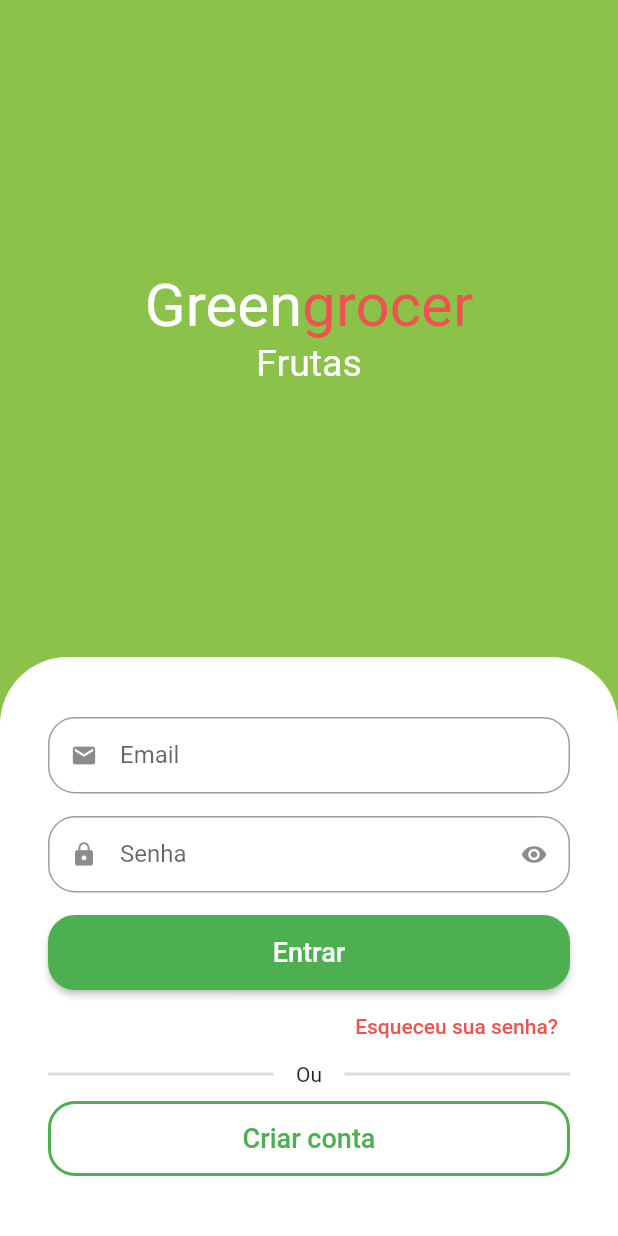
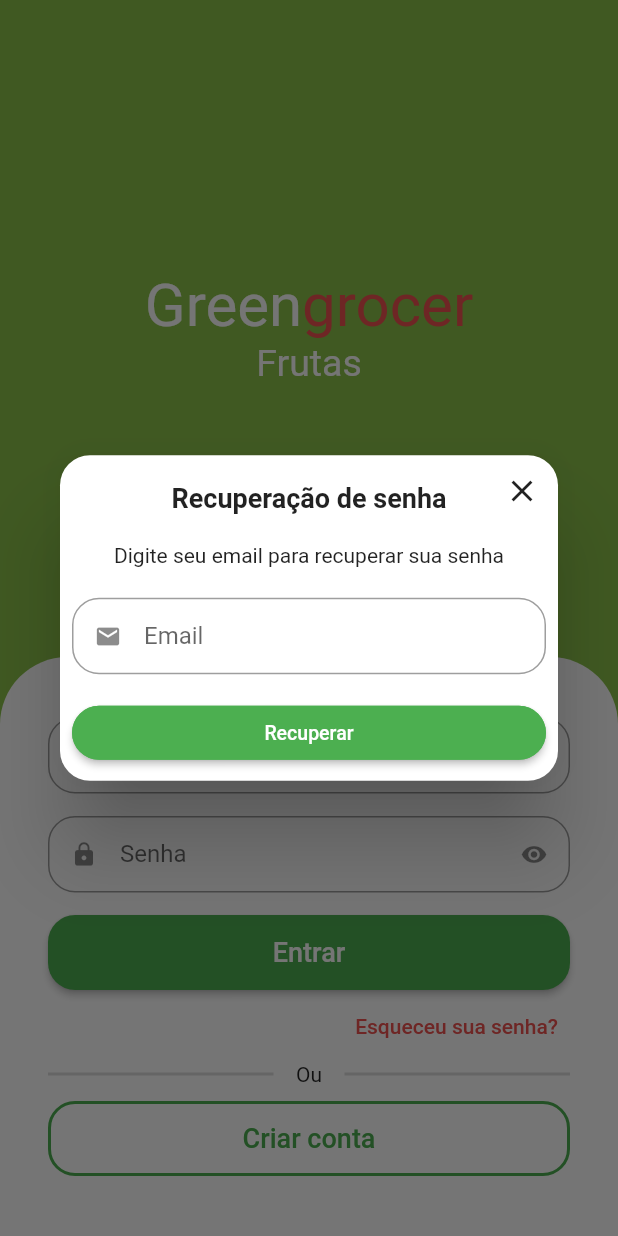
Before and after one commit to BREstrai/quitanda, a Flutter app: the SignInScreen screen opened by its route, after a tap on "Esqueceu sua senha?", on a phone screen of 412 x 824 dp. Run offline on Flutter 3.47's test engine with Material 2 defaults, Android fonts, the phone set to English and light mode, and no system bars; drawn by our look-alikes of animated_text_kit; our stand-ins replace badges, dio, flutter_secure_storage, fluttertoast, freezed_annotation, get and 3 more; missing offline and left inert: add_to_cart_animation; accounts and stored records are empty; network calls fail.

```diff
--- a/lib/src/constants/endpoints.dart
+++ b/lib/src/constants/endpoints.dart
@@ -4,4 +4,6 @@ abstract class Endpoints {
   static const String signin = '$baseUrl/login';
   static const String validateToken = '$baseUrl/validate-token';
   static const String signup = '$baseUrl/signup';
+  static const String forgotPassword = '$baseUrl/reset-password';
+  static const String getAllCategories = '$baseUrl/get-category-list';
 }
--- a/lib/src/pages/auth/repository/auth_errors.dart
+++ b/lib/src/pages/auth/repository/auth_errors.dart
@@ -4,6 +4,12 @@ String authErrorsString(String? code) {
       return 'Email e/ou senha inválidos.';
     case 'Invalid session token':
       return 'Token inválido';
+    case 'INVALID_FULLNAME':
+      return 'Ocorreu um erro ao cadastrar o usuário: Nome inválido.';
+    case 'INVALID_PHONE':
+      return 'Ocorreu um erro ao cadastrar o usuário: Celular  inválido.';
+    case 'INVALID_CPF':
+      return 'Ocorreu um erro ao cadastrar o usuário: CPF inválido.';
     default:
       return 'Um erro indefinido ocorreu.';
   }
--- /dev/null
+++ b/lib/src/pages/auth/view/components/forgot_password_dialog.dart
@@ -0,0 +1,115 @@
+import 'package:flutter/material.dart';
+import 'package:get/get.dart';
+import 'package:quitanda/src/pages/auth/controller/auth_controller.dart';
+import 'package:quitanda/src/pages/common_widgets/custom_text_field.dart';
+import 'package:quitanda/src/services/validators.dart';
+
+class ForgotPasswordDialog extends StatelessWidget {
+  final emailController = TextEditingController();
+
+  final authController = Get.find<AuthController>();
+
+  final _formFieldKey = GlobalKey<FormFieldState>();
+
+  ForgotPasswordDialog({
+    required String email,
+    Key? key,
+  }) : super(key: key) {
+    emailController.text = email;
+  }
+
+  @override
+  Widget build(BuildContext context) {
+    return Dialog(
+      shape: RoundedRectangleBorder(
+        borderRadius: BorderRadius.circular(20),
+      ),
+      child: Stack(
+        alignment: Alignment.center,
+        children: [
+          // Conteúdo
+          Padding(
+            padding: const EdgeInsets.all(8.0),
+            child: Column(
+              crossAxisAlignment: CrossAxisAlignment.stretch,
+              mainAxisSize: MainAxisSize.min,
+              children: [
+                // Titulo
+                const Padding(
+                  padding: EdgeInsets.symmetric(vertical: 10),
+                  child: Text(
+                    'Recuperação de senha',
+                    textAlign: TextAlign.center,
+                    style: TextStyle(
+                      fontWeight: FontWeight.bold,
+                      fontSize: 18,
+                    ),
+                  ),
+                ),
+
+                // Descrição
+                const Padding(
+                  padding: EdgeInsets.only(
+                    top: 10,
+                    bottom: 20,
+                  ),
+                  child: Text(
+                    'Digite seu email para recuperar sua senha',
+                    textAlign: TextAlign.center,
+                    style: TextStyle(),
+                  ),
+                ),
+
+                // Campo de email
+                CustomTextField(
+                  formFieldKey: _formFieldKey,
+                  controller: emailController,
+                  iconData: Icons.email,
+                  label: 'Email',
+                  validator: emailValidator,
+                ),
+
+                // Confirmar
+                ElevatedButton(
+                  style: ElevatedButton.styleFrom(
+                    shape: RoundedRectangleBorder(
+                      borderRadius: BorderRadius.circular(20),
+                    ),
+                    side: const BorderSide(
+                      width: 2,
+                      color: Colors.green,
+                    ),
+                  ),
+                  onPressed: () {
+                    if (_formFieldKey.currentState!.validate()) {
+                      authController.user.password = emailController.text;
+                      Get.back(result: true);
+                    }
+                  },
+                  child: const Text(
+                    'Recuperar',
+                    style: TextStyle(
+                      fontSize: 13,
+                    ),
+                  ),
+                ),
+              ],
+            ),
+          ),
+
+          // Botão para fechar
+          Positioned(
+            top: 0,
+            right: 0,
+            child: IconButton(
+              onPressed: () {
+                Navigator.of(context).pop();
+              },
+              icon: const Icon(Icons.close),
+            ),
+          ),
+        ],
+      ),
+    );
+  }
+}
--- a/lib/src/pages/auth/view/sign_in_screen.dart
+++ b/lib/src/pages/auth/view/sign_in_screen.dart
@@ -2,10 +2,13 @@ import 'package:animated_text_kit/animated_text_kit.dart';
 import 'package:flutter/material.dart';
 import 'package:get/get.dart';
 import 'package:quitanda/src/pages/auth/controller/auth_controller.dart';
+import 'package:quitanda/src/pages/auth/view/components/forgot_password_dialog.dart';
 import 'package:quitanda/src/pages/common_widgets/app_name_widget.dart';
 import 'package:quitanda/src/pages/common_widgets/custom_text_field.dart';
 import 'package:quitanda/src/config/custom_colors.dart';
 import 'package:quitanda/src/pages_routes/app_pages.dart';
+import 'package:quitanda/src/services/utils_service.dart';
+import 'package:quitanda/src/services/validators.dart';
 
 class SignInScreen extends StatelessWidget {
   SignInScreen({Key? key}) : super(key: key);
@@ -13,6 +16,8 @@ class SignInScreen extends StatelessWidget {
   final _formKey = GlobalKey<FormState>();
   final emailController = TextEditingController();
   final senhaController = TextEditingController();
+
+  final utilsServices = UtilsServices();
 
   @override
   Widget build(BuildContext context) {
@@ -74,15 +79,7 @@ class SignInScreen extends StatelessWidget {
                       //Campo de email
                       CustomTextField(
                         controller: emailController,
-                        validator: (email) {
-                          if (email == null || email.isEmpty) {
-                            return "Digite seu email";
-                          }
-
-                          if (!email.isEmail) return "Digite um email válido";
-
-                          return null;
-                        },
+                        validator: emailValidator,
                         iconData: Icons.email,
                         label: "Email",
                       ),
@@ -90,17 +87,7 @@ class SignInScreen extends StatelessWidget {
                       //Campo de Senha
                       CustomTextField(
                         controller: senhaController,
-                        validator: (password) {
-                          if (password == null || password.isEmpty) {
-                            return "Digite sua senha";
-                          }
-
-                          if (password.length < 7) {
-                            return "Digite uma senha com mais de 7 caracteres";
-                          }
-
-                          return null;
-                        },
+                        validator: passwordValidator,
                         iconData: Icons.lock,
                         label: "Senha",
                         isSecret: true,
@@ -144,7 +131,23 @@ class SignInScreen extends StatelessWidget {
                       Align(
                         alignment: Alignment.centerRight,
                         child: TextButton(
-                          onPressed: () {},
+                          onPressed: () async {
+                            final bool? result = await showDialog(
+                              context: context,
+                              builder: (_) {
+                                return ForgotPasswordDialog(
+                                  email: emailController.text,
+                                );
+                              },
+                            );
+
+                            if (result ?? false) {
+                              utilsServices.showToasts(
+                                descricao:
+                                    'Um link de recuperação foi enviado para seu email',
+                              );
+                            }
+                          },
                           child: Text(
                             "Esqueceu sua senha?",
                             style: TextStyle(
--- a/lib/src/pages/base/base_screen.dart
+++ b/lib/src/pages/base/base_screen.dart
@@ -1,6 +1,6 @@
 import 'package:flutter/material.dart';
 import 'package:quitanda/src/pages/cart/cart_tab.dart';
-import 'package:quitanda/src/pages/home/home_tab.dart';
+import 'package:quitanda/src/pages/home/view/home_tab.dart';
 import 'package:quitanda/src/pages/orders/orders_tab.dart';
 import 'package:quitanda/src/pages/profile/profile_tab.dart';
 
--- a/lib/src/pages/common_widgets/custom_text_field.dart
+++ b/lib/src/pages/common_widgets/custom_text_field.dart
@@ -10,6 +10,9 @@ class CustomTextField extends StatefulWidget {
   final bool isReadOnly;
   final String? Function(String?)? validator;
   final TextEditingController? controller;
+  final TextInputType? textInputType;
+  final void Function(String?)? onSaved;
+  final GlobalKey<FormFieldState>? formFieldKey;
 
   const CustomTextField({
     Key? key,
@@ -21,6 +24,9 @@ class CustomTextField extends StatefulWidget {
     this.isReadOnly = false,
     this.validator,
     this.controller,
+    this.textInputType,
+    this.onSaved,
+    this.formFieldKey,
   }) : super(key: key);
 
   @override
@@ -40,9 +46,12 @@ class _CustomTextFieldState extends State<CustomTextField> {
     return Padding(
       padding: const EdgeInsets.only(bottom: 15),
       child: TextFormField(
+        key: widget.formFieldKey,
         controller: widget.controller,
         readOnly: widget.isReadOnly,
         initialValue: widget.initialValue,
+        keyboardType: widget.textInputType,
+        onSaved: widget.onSaved,
         inputFormatters: widget.inputFormatter,
         obscureText: isObscure,
         validator: widget.validator,
--- /dev/null
+++ b/lib/src/pages/home/binding/home_dibing.dart
@@ -0,0 +1,9 @@
+import 'package:get/get.dart';
+import 'package:quitanda/src/pages/home/controller/home_controller.dart';
+
+class HomeBiding extends Bindings {
+  @override
+  void dependencies() {
+    Get.put(HomeController());
+  }
+}
--- a/lib/src/pages_routes/app_pages.dart
+++ b/lib/src/pages_routes/app_pages.dart
@@ -2,6 +2,7 @@ import 'package:get/get.dart';
 import 'package:quitanda/src/pages/auth/view/sign_in_screen.dart';
 import 'package:quitanda/src/pages/auth/view/sing_up_screen.dart';
 import 'package:quitanda/src/pages/base/base_screen.dart';
+import 'package:quitanda/src/pages/home/binding/home_dibing.dart';
 import 'package:quitanda/src/pages/splash/splash_screen.dart';
 
 abstract class AppPages {
@@ -21,6 +22,9 @@ abstract class AppPages {
     GetPage(
       name: PagesRoutes.homeRoute,
       page: () => const BaseScreen(),
+      bindings: [
+        HomeBiding(),
+      ],
     ),
   ];
 }
--- /dev/null
+++ b/lib/src/services/validators.dart
@@ -0,0 +1,55 @@
+import 'package:get/get.dart';
+
+String? emailValidator(String? email) {
+  if (email == null || email.isEmpty) {
+    return "Digite seu email";
+  }
+
+  if (!email.isEmail) return "Digite um email válido";
+
+  return null;
+}
+
+String? passwordValidator(String? password) {
+  if (password == null || password.isEmpty) {
+    return "Digite sua senha";
+  }
+
+  if (password.length < 7) {
+    return "Digite uma senha com mais de 7 caracteres";
+  }
+
+  return null;
+}
+
+String? nameValidator(String? name) {
+  if (name == null || name.isEmpty) {
+    return "Digite um nome";
+  }
+
+  final names = name.split(' ');
+
+  if (names.length == 1) return "Digite seu nome completo";
+
+  return null;
+}
+
+String? phoneValidator(String? phone) {
+  if (phone == null || phone.isEmpty) {
+    return "Digite seu celular";
+  }
+
+  if (!phone.isPhoneNumber) return "Digite um celular válido";
+
+  return null;
+}
+
+String? cpfValidator(String? cpf) {
+  if (cpf == null || cpf.isEmpty) {
+    return "Digite seu CPF";
+  }
+
+  if (!cpf.isCpf) return "Digite um cpf válido.";
+
+  return null;
+}
```
Also changed, not shown: lib/src/models/category_model.dart (added, +23 -0 lines), lib/src/pages/auth/controller/auth_controller.dart (+21 -0 lines), lib/src/pages/auth/repository/auth_repository.dart (+30 -12 lines), lib/src/pages/auth/view/sing_up_screen.dart (+56 -9 lines), lib/src/pages/home/controller/home_controller.dart (added, +56 -0 lines), lib/src/pages/home/repository/home_repository.dart (added, +26 -0 lines), lib/src/pages/home/result/home_result.dart (added, +9 -0 lines), lib/src/pages/home/view/home_tab.dart (renamed from lib/src/pages/home/home_tab.dart, +23 -27 lines), lib/src/pages/profile/profile_tab.dart (+10 -4 lines), lib/src/models/category_model.g.dart (added), lib/src/pages/home/result/home_result.freezed.dart (added), lib/src/pages/home/view/components/category_tile.dart (renamed from lib/src/pages/home/components/category_tile.dart), lib/src/pages/home/view/components/item_tile.dart (renamed from lib/src/pages/home/components/item_tile.dart), 1 other file.
